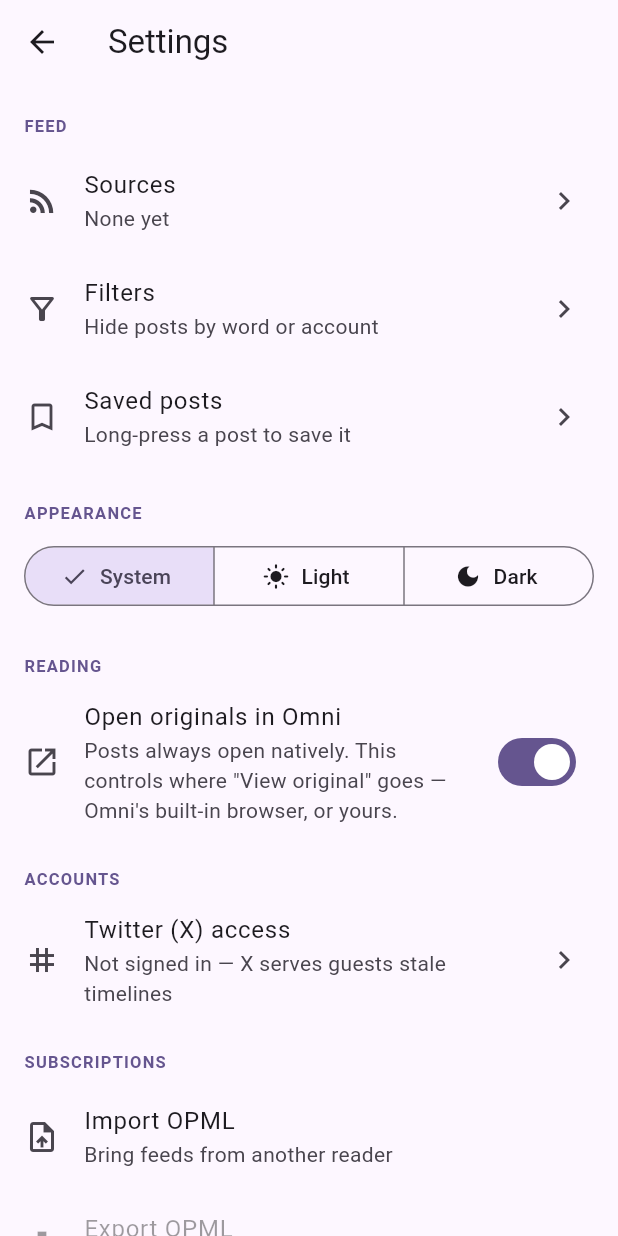
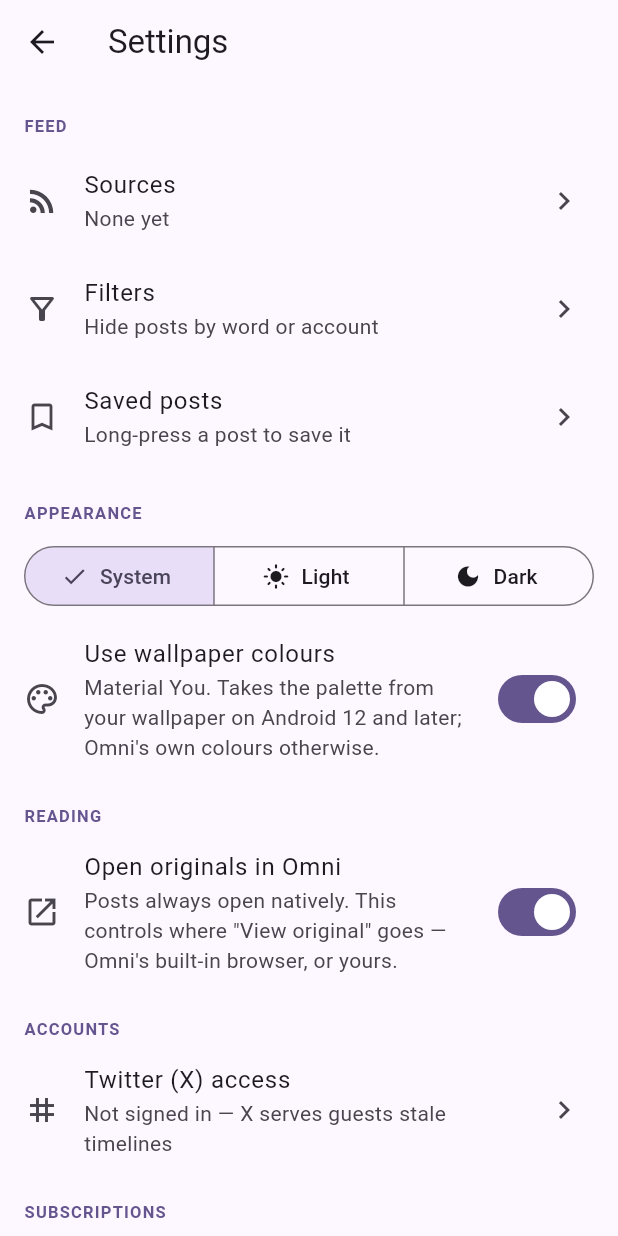
Before and after one commit to Redu667/Omni, a Flutter app: the screen it shows after launch, after a tap on the "settings" icon, on a phone screen of 412 x 824 dp. Run offline on Flutter 3.47's test engine with Material 3 defaults, Android fonts, the phone set to English and light mode, and no system bars; drawn by our look-alikes of dynamic_color; our stand-ins replace app_links, cached_network_image, file_picker, flutter_secure_storage, html_unescape, shared_preferences and 2 more; missing offline and left inert: flutter_inappwebview.

Commit message:
Add pagination and Material You theming
The feed was a fixed window: the newest ~40 posts per source, with no
way to reach anything older. Every client now fetches a page and reports
where to continue, each in the cursor its own network speaks — Mastodon
pages by the oldest id, Reddit by the last item's fullname, Bluesky and
X by opaque tokens, and a Twitter source following several accounts
packs their independent cursors together. The timeline loads the next
page a screen before the bottom, and sources drop out as they run out
rather than being asked again.

RSS is the honest exception: feeds publish a fixed window with no way to
request older entries, so an RSS source reports its first page as its
last. Reddit's Atom fallback is the same, so a blocked subreddit does
not pretend to page.

fetchLatest survives as a wrapper over fetchPage, so nothing that only
wanted the newest posts had to change.

Also adds Material You: the palette comes from the wallpaper on Android
12 and later, with a switch back to Omni's own colours and the existing
light/dark/system override still on top.

Co-Authored-By: Claude Fable 5 <noreply@anthropic.com>
Claude-Session: https://claude.ai/code/session_016PMYNrtEFE5juoYugc2Rd8

```diff
--- a/lib/main.dart
+++ b/lib/main.dart
@@ -1,3 +1,4 @@
+import 'package:dynamic_color/dynamic_color.dart';
 import 'package:flutter/material.dart';
 import 'package:provider/provider.dart';
 
@@ -11,27 +12,38 @@ void main() {
 class OmniApp extends StatelessWidget {
   const OmniApp({super.key});
 
+  /// Used whenever the wallpaper palette isn't available or is turned off.
+  static const seedColor = Color(0xFF6750A4);
+
   @override
   Widget build(BuildContext context) {
     return ChangeNotifierProvider(
       create: (_) => AppState()..init(),
       child: Consumer<AppState>(
-        builder: (context, state, _) => MaterialApp(
-        title: 'Omni',
-        debugShowCheckedModeBanner: false,
-        themeMode: state.themeMode,
-        theme: ThemeData(
-          colorScheme: ColorScheme.fromSeed(seedColor: const Color(0xFF6750A4)),
-          useMaterial3: true,
-        ),
-        darkTheme: ThemeData(
-          colorScheme: ColorScheme.fromSeed(
-            seedColor: const Color(0xFF6750A4),
-            brightness: Brightness.dark,
-          ),
-          useMaterial3: true,
-        ),
-        home: const HomeScreen(),
+        builder: (context, state, _) => DynamicColorBuilder(
+          builder: (lightDynamic, darkDynamic) {
+            // Android 12+ exposes a palette derived from the wallpaper.
+            // Everywhere else — and whenever the user opts out — fall back to
+            // Omni's own seed.
+            final useDynamic = state.useDynamicColour && lightDynamic != null;
+
+            final light = useDynamic
+                ? lightDynamic.harmonized()
+                : ColorScheme.fromSeed(seedColor: seedColor);
+            final dark = useDynamic && darkDynamic != null
+                ? darkDynamic.harmonized()
+                : ColorScheme.fromSeed(
+                    seedColor: seedColor, brightness: Brightness.dark);
+
+            return MaterialApp(
+              title: 'Omni',
+              debugShowCheckedModeBanner: false,
+              themeMode: state.themeMode,
+              theme: ThemeData(colorScheme: light, useMaterial3: true),
+              darkTheme: ThemeData(colorScheme: dark, useMaterial3: true),
+              home: const HomeScreen(),
+            );
+          },
         ),
       ),
     );
--- a/lib/services/settings_store.dart
+++ b/lib/services/settings_store.dart
@@ -10,6 +10,17 @@ class SettingsStore {
   static const _openInAppKey = 'omni_open_in_app';
   static const _filtersKey = 'omni_feed_filters_v1';
   static const _themeKey = 'omni_theme_mode';
+  static const _dynamicColourKey = 'omni_dynamic_colour';
+
+  Future<bool> loadDynamicColour() async {
+    final prefs = await SharedPreferences.getInstance();
+    return prefs.getBool(_dynamicColourKey) ?? true;
+  }
+
+  Future<void> saveDynamicColour(bool value) async {
+    final prefs = await SharedPreferences.getInstance();
+    await prefs.setBool(_dynamicColourKey, value);
+  }
 
   Future<ThemeMode> loadThemeMode() async {
     final prefs = await SharedPreferences.getInstance();
--- a/lib/state/app_state.dart
+++ b/lib/state/app_state.dart
@@ -142,6 +142,19 @@ class AppState extends ChangeNotifier {
           mutedAccounts:
               _filters.mutedAccounts.where((a) => a != account).toList()));
 
+  bool _useDynamicColour = true;
+
+  /// Whether to take colours from the system wallpaper (Material You) when
+  /// the platform offers them. On by default; falls back to Omni's own
+  /// palette where unsupported.
+  bool get useDynamicColour => _useDynamicColour;
+
+  Future<void> setUseDynamicColour(bool value) async {
+    _useDynamicColour = value;
+    await _settingsStore.saveDynamicColour(value);
+    notifyListeners();
+  }
+
   ThemeMode _themeMode = ThemeMode.system;
 
   ThemeMode get themeMode => _themeMode;
@@ -170,7 +183,11 @@ class AppState extends ChangeNotifier {
   List<FeedItem> _items = [];
   List<String> _errors = [];
   bool _loading = false;
+  bool _loadingMore = false;
   bool _initialized = false;
+
+  /// Where each source got to. Empty once everything has run out.
+  Map<String, String> _cursors = {};
 
   /// null = show everything; otherwise only this network.
   Network? _filter;
@@ -178,7 +195,11 @@ class AppState extends ChangeNotifier {
   List<FeedSource> get sources => List.unmodifiable(_sources);
   List<String> get errors => List.unmodifiable(_errors);
   bool get loading => _loading;
+  bool get loadingMore => _loadingMore;
   bool get initialized => _initialized;
+
+  /// Whether any source still has older posts to offer.
+  bool get hasMore => _cursors.isNotEmpty;
   Network? get filter => _filter;
 
   List<FeedItem> get items => List.unmodifiable(_items.where((i) =>
@@ -193,6 +214,7 @@ class AppState extends ChangeNotifier {
     _openInApp = await _settingsStore.loadOpenInApp();
     _filters = await _settingsStore.loadFilters();
     _themeMode = await _settingsStore.loadThemeMode();
+    _useDynamicColour = await _settingsStore.loadDynamicColour();
     _twitterAccount = await _twitterSessionStore.load();
     _saved = await _savedStore.load();
     _initialized = true;
@@ -223,7 +245,34 @@ class AppState extends ChangeNotifier {
         twitterConfig: _twitterConfig, twitterAccount: _twitterAccount);
     _items = result.items;
     _errors = result.errors;
+    _cursors = result.cursors;
     _loading = false;
+    notifyListeners();
+  }
+
+  /// Appends the next page from every source that still has one.
+  Future<void> loadMore() async {
+    if (_loading || _loadingMore || _cursors.isEmpty) return;
+    _loadingMore = true;
+    notifyListeners();
+
+    final result = await _repository.fetchAll(
+      _sources,
+      twitterConfig: _twitterConfig,
+      twitterAccount: _twitterAccount,
+      cursors: _cursors,
+    );
+
+    // Merge rather than replace, and re-sort so a slow source's older posts
+    // still land in the right place.
+    final seen = _items.map((i) => i.id).toSet();
+    _items = [..._items, ...result.items.where((i) => seen.add(i.id))]
+      ..sort((a, b) => b.createdAt.compareTo(a.createdAt));
+    _cursors = result.cursors;
+    // Paging errors are transient and the feed still shows; don't replace
+    // the banner contents wholesale over them.
+    if (result.errors.isNotEmpty) _errors = result.errors;
+    _loadingMore = false;
     notifyListeners();
   }
 
--- a/lib/ui/settings_screen.dart
+++ b/lib/ui/settings_screen.dart
@@ -19,7 +19,7 @@ import 'twitter_settings_screen.dart';
 class SettingsScreen extends StatelessWidget {
   const SettingsScreen({super.key});
 
-  static const _version = '0.6.0';
+  static const _version = '0.7.0';
 
   Future<void> _importOpml(BuildContext context) async {
     final state = context.read<AppState>();
@@ -164,6 +164,15 @@ class SettingsScreen extends StatelessWidget {
               onSelectionChanged: (s) => state.setThemeMode(s.first),
             ),
           ),
+          SwitchListTile(
+            secondary: const Icon(Icons.palette_outlined),
+            title: const Text('Use wallpaper colours'),
+            subtitle: const Text(
+                'Material You. Takes the palette from your wallpaper on '
+                'Android 12 and later; Omni\'s own colours otherwise.'),
+            value: state.useDynamicColour,
+            onChanged: state.setUseDynamicColour,
+          ),
 
           _SectionHeader('Reading'),
           SwitchListTile(
--- a/pubspec.yaml
+++ b/pubspec.yaml
@@ -2,7 +2,7 @@ name: omni
 description: "Omni — a unified multi-platform social feed: Mastodon, Bluesky, Reddit, Twitter/X and RSS in one timeline."
 publish_to: 'none'
 
-version: 0.6.0+7
+version: 0.7.0+8
 
 environment:
   sdk: ^3.8.1
@@ -25,6 +25,7 @@ dependencies:
   file_picker: ^8.1.2
   webview_flutter: ^4.10.0
   flutter_inappwebview: ^6.1.5
+  dynamic_color: ^1.7.0
 
 dev_dependencies:
   flutter_test:
```
Also changed, not shown: lib/services/bluesky_client.dart (+27 -14 lines), lib/services/feed_repository.dart (+30 -5 lines), lib/services/mastodon_client.dart (+19 -4 lines), lib/services/reddit_client.dart (+21 -11 lines), lib/services/rss_client.dart (+8 -1 lines), lib/services/source_client.dart (+24 -1 lines), lib/services/twitter_client.dart (+9 -4 lines), lib/services/twitter_guest_client.dart (+48 -8 lines), lib/ui/home_screen.dart (+88 -3 lines), pubspec.lock, 3 other files.
